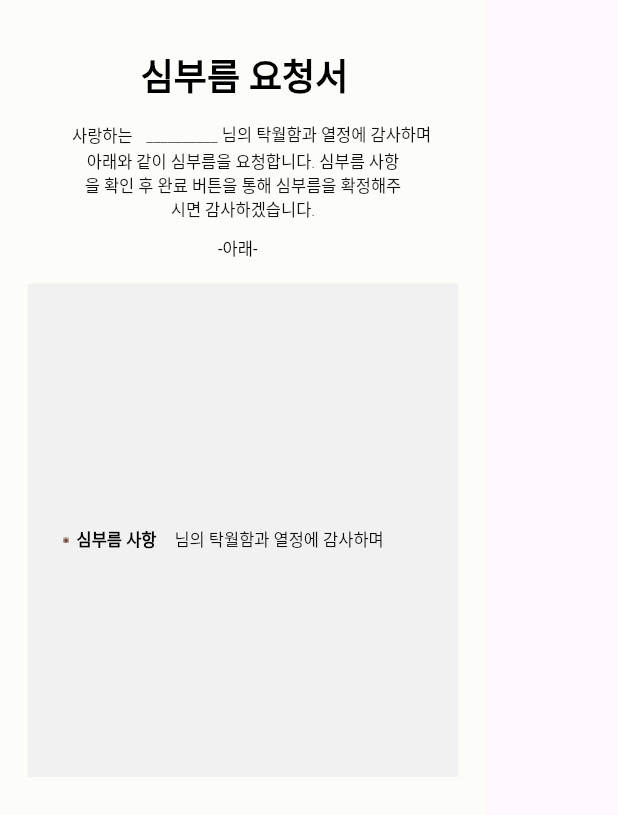
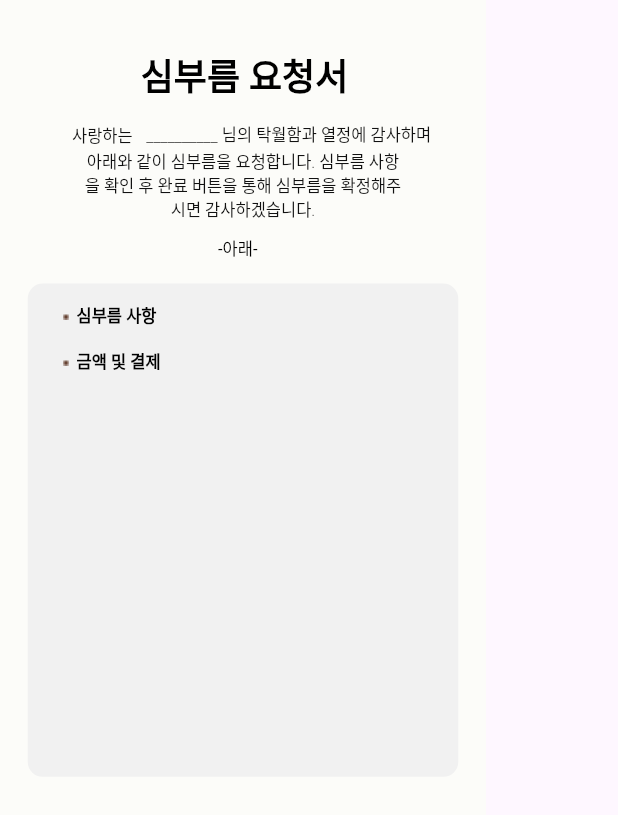
Before and after one commit to pknu-wap/Quokka, a Flutter app: the ShowErrandWidget widget shown alone on an empty page, opened directly with empty values, on a phone screen of 412 x 824 dp. Shown: the top 815 px of the screen. Run offline on Flutter 3.47's test engine with Material 3 defaults, Android fonts, the phone set to English and light mode, and no system bars; our stand-ins replace confetti, flutter_dotenv, flutter_secure_storage, geolocator, image_picker; missing offline and left inert: flutter_naver_map; accounts and stored records are empty; network calls fail; Roboto replaces fonts that are missing (Pretendard, Quicksand); project files that could hold a hidden picture were left out.

Commit message:
Feat: 금액 및 결제 텍스트, 이미지 구현

```diff
--- a/client/front/lib/show_errand.dart
+++ b/client/front/lib/show_errand.dart
@@ -159,9 +159,12 @@ class ShowErrandWidget extends StatelessWidget {
                   alignment: Alignment.center, // 중앙 정렬
                   decoration: BoxDecoration(
                     color: Color(0xffF1F1F1),
+                    borderRadius: BorderRadius.circular(10),
                   ),
 
-                child: Container(
+                child: Column(
+                  children: [
+                  Container(
                     margin: EdgeInsets.only(top: 13.65),
                     child: Row(
                       children: [
@@ -184,37 +187,37 @@ class ShowErrandWidget extends StatelessWidget {
                             ),
                           ),
                         ),
-                        // 심부름 사항 목록 표
+                      ],
+                    )),
+                  // 금액 및 결제 텍스트
                   Container(
-                          margin: EdgeInsets.only(left: 9.1),
+                      margin: EdgeInsets.only(top: 13.65),
+                      child: Row(
+                        children: [
+                          // 금액 및 결제 네모 이미지
+                          Container(
+                              margin: EdgeInsets.only(left: 23.5),
+                              child: Image.asset("assets/images/small_rectangle.png")
+                          ),
+                          //금액 및 결제 텍스트
+                          Container(
+                            margin: EdgeInsets.only(left: 5),
                             child: Text(
-                            "",
+                              "금액 및 결제",
                               style: TextStyle(
                                 fontFamily: 'Pretendard',
-                              fontWeight: FontWeight.w300,
+                                fontWeight: FontWeight.w600,
                                 fontSize: 11,
-                              letterSpacing: 0.00,
-                              color: Color(0xff111111),
-                            ),
-                          ),
-                        ),
-                        //님의... 길이에 따라 줄바꿈 텍스트 생성
-                        Container(
-                          width: 150, // 텍스트 가로 너비 제한해주기(가로 너비보다 길어지면 자동 줄바꿈)
-                          margin: EdgeInsets.only(left: 2.82),
-                          child: Text(
-                            "님의 탁월함과 열정에 감사하며",
-                            style: TextStyle(
-                              fontFamily: 'Pretendard',
-                              fontWeight: FontWeight.w300,
-                              fontSize: 11,
-                              letterSpacing: 0.00,
-                              color: Color(0xff111111),
+                                letterSpacing: 0.001,
+                                color: Color(0xff000000),
                               ),
                             ),
                           ),
                         ],
                       )),
+                    ],
+                ),
+
 
                 ),
 
```
Lines whose indentation alone changed are shown as unchanged.
